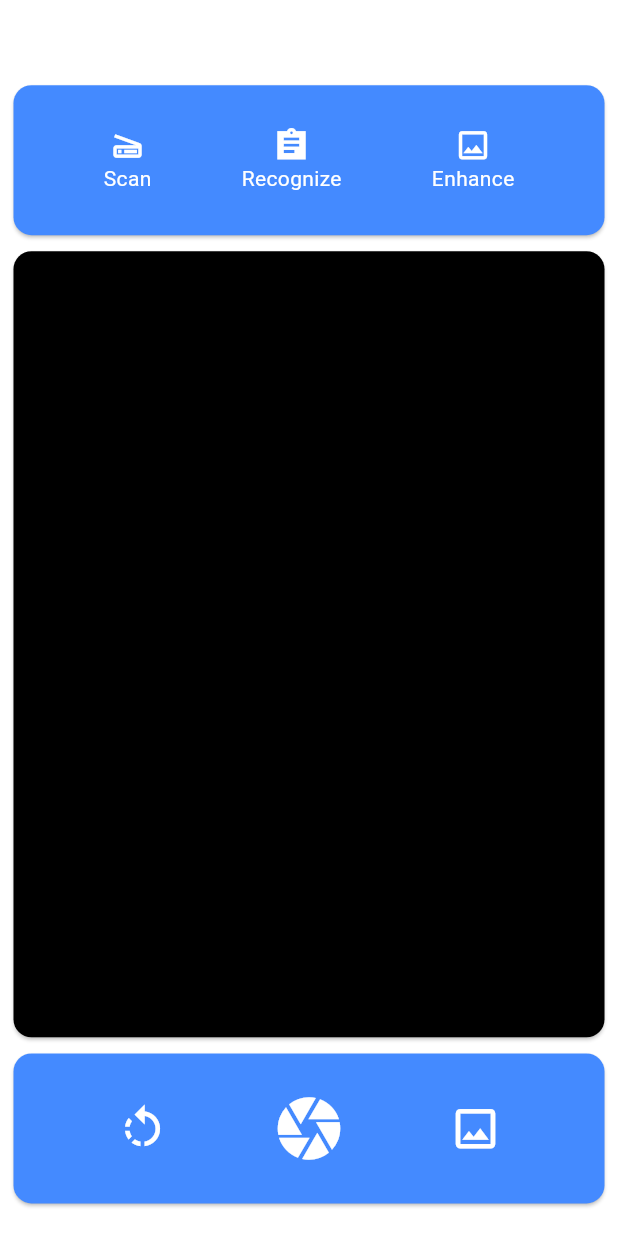
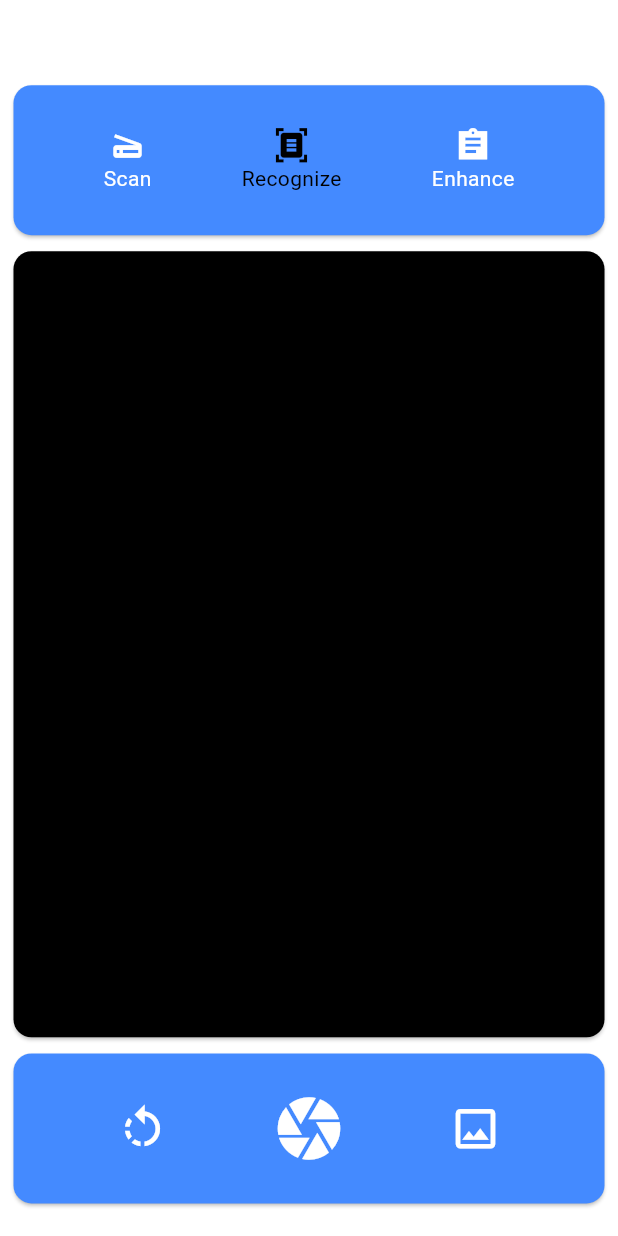
Before and after one commit to aeropriest/scannerApp, a Flutter app: the screen it shows after launch, on a phone screen of 412 x 824 dp. Run offline on Flutter 3.47's test engine with Material 3 defaults, Android fonts, the phone set to English and light mode, and no system bars; our stand-ins replace image_picker; missing offline and left inert: google_mlkit_entity_extraction, google_mlkit_text_recognition.

```diff
--- a/lib/HomeScreen.dart
+++ b/lib/HomeScreen.dart
@@ -2,6 +2,7 @@ import 'dart:io';
 
 import 'package:flutter/material.dart';
 import 'package:image_picker/image_picker.dart';
+import 'package:scanner_app/CardScannerScreen.dart';
 import 'package:scanner_app/RecognizerScreen.dart';
 
 class HomeScreen extends StatefulWidget {
@@ -19,6 +20,10 @@ class _HomeScreenState extends State<HomeScreen> {
     super.initState();
     imagePicker = ImagePicker();
   }
+
+  bool scan = false;
+  bool recognize = true;
+  bool enhance = false;
 
   @override
   Widget build(BuildContext context) {
@@ -39,43 +44,76 @@ class _HomeScreenState extends State<HomeScreen> {
                         child: Column(
                           mainAxisAlignment: MainAxisAlignment.center,
                           children: [
-                            const Icon(Icons.scanner_outlined,
-                                size: 25, color: Colors.white),
-                            const Text('Scan',
+                            Icon(
+                              Icons.scanner,
+                              size: 25,
+                              color: scan ? Colors.black : Colors.white,
+                            ),
+                            Text(
+                              'Scan',
                               style: TextStyle(
-                                  color: Colors.white,
-                                ))
+                                color: scan ? Colors.black : Colors.white,
+                              ),
+                            )
                           ],
                         ),
-                        onTap: () => {},
+                        onTap: () {
+                          setState(() {
+                            scan = true;
+                            recognize = false;
+                            enhance = false;
+                          });
+                        },
                       ),
                       InkWell(
                         child: Column(
                           mainAxisAlignment: MainAxisAlignment.center,
                           children: [
-                            const Icon(Icons.assignment_sharp,
-                                size: 25, color: Colors.white),
-                            const Text('Recognize',
+                            Icon(
+                              Icons.document_scanner,
+                              size: 25,
+                              color: recognize ? Colors.black : Colors.white,
+                            ),
+                            Text(
+                              'Recognize',
                               style: TextStyle(
-                                  color: Colors.white,
-                                ))
+                                color: recognize ? Colors.black : Colors.white,
+                              ),
+                            )
                           ],
                         ),
-                        onTap: () => {},
+                        onTap: () {
+                          setState(() {
+                            scan = false;
+                            recognize = true;
+                            enhance = false;
+                          });
+                        },
                       ),
                       InkWell(
                         child: Column(
                           mainAxisAlignment: MainAxisAlignment.center,
                           children: [
-                            const Icon(Icons.image_outlined,
-                                size: 25, color: Colors.white),
-                            const Text('Enhance',
+                            Icon(
+                              Icons.assignment_sharp,
+                              size: 25,
+                              color: enhance ? Colors.black : Colors.white,
+                            ),
+                            Text(
+                              'Enhance',
                               style: TextStyle(
-                                  color: Colors.white,
-                                ))
+                                color: enhance ? Colors.black : Colors.white,
+                              ),
+                            )
                           ],
                         ),
-                        onTap: () async {},
+                        onTap: () {
+                          setState(() {
+                            scan = false;
+                            recognize = false;
+                            enhance = true;
+                          });
+                        },
                       ),
                     ],
                   )),
@@ -122,10 +160,17 @@ class _HomeScreenState extends State<HomeScreen> {
                           // You can now use the 'image' variable here
                           if (xfile != null) {
                             File image = File(xfile.path);
+                            if (recognize) {
                               Navigator.push(context,
                                   MaterialPageRoute(builder: (ctx) {
                                 return RecognizerScreen(image);
                               }));
+                            } else if (scan) {
+                              Navigator.push(context,
+                                  MaterialPageRoute(builder: (ctx) {
+                                return CardScannerScreen(image);
+                              }));
+                            }
                           } else {
                             print('No image selected.');
                           }
```
Also changed, not shown: lib/CardScanner.dart (added, +194 -0 lines), lib/CardScannerScreen.dart (added, +144 -0 lines). Lines whose indentation alone changed are shown as unchanged.
